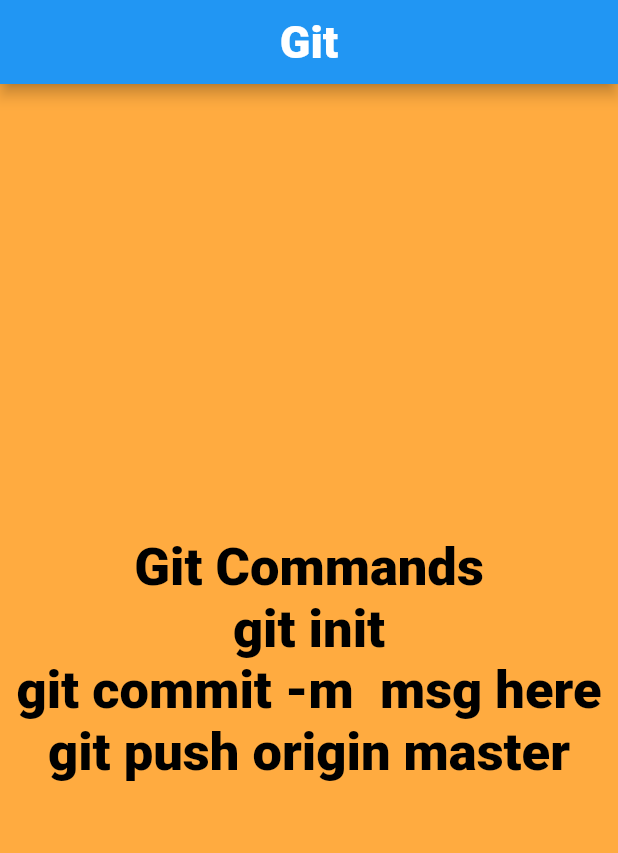
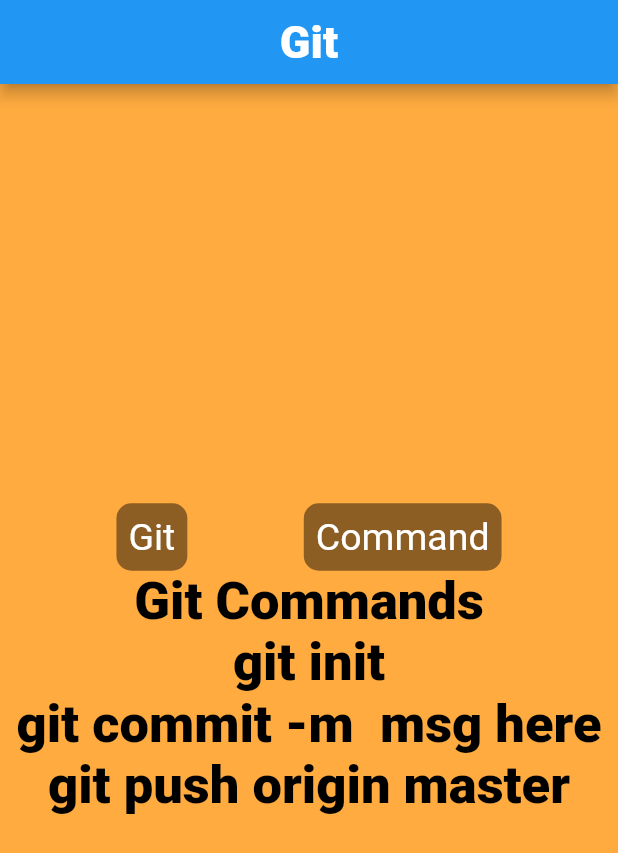
Before and after one commit to ParthZignuts/session_1, a Flutter app: the screen it shows after launch, on a phone screen of 412 x 824 dp. Shown: the top 853 px of the screen. Run offline on Flutter 3.47's test engine with Material 2 defaults, Android fonts, the phone set to English and light mode, and no system bars.

Commit message:
Adding Row and Container

```diff
--- a/lib/main.dart
+++ b/lib/main.dart
@@ -27,8 +27,37 @@ class MyApp extends StatelessWidget {
         body: Center(
           child: Container(
             child: Column(
-                  mainAxisAlignment:MainAxisAlignment.center,
+              mainAxisAlignment: MainAxisAlignment.center,
               children: [
+                Row(
+                  mainAxisAlignment: MainAxisAlignment.spaceEvenly,
+                  children: [
+                    Container(
+                      decoration: BoxDecoration(
+                          borderRadius: BorderRadius.circular(10),
+                          color: Colors.black45),
+                      child: const Padding(
+                        padding: EdgeInsets.all(8.0),
+                        child: Text(
+                          "Git",
+                          style: TextStyle(color: Colors.white, fontSize: 25),
+                        ),
+                      ),
+                    ),
+                    Container(
+                      decoration: BoxDecoration(
+                          borderRadius: BorderRadius.circular(10),
+                          color: Colors.black45),
+                      child: const Padding(
+                        padding: EdgeInsets.all(8.0),
+                        child: Text(
+                          "Command",
+                          style: TextStyle(color: Colors.white, fontSize: 25),
+                        ),
+                      ),
+                    ),
+                  ],
+                ),
                 Text(
                   "Git Commands",
                   style: TextStyle(
@@ -57,7 +86,6 @@ class MyApp extends StatelessWidget {
                       fontWeight: FontWeight.w900,
                       fontSize: 35),
                 ),
-
               ],
             ),
           ),
```
